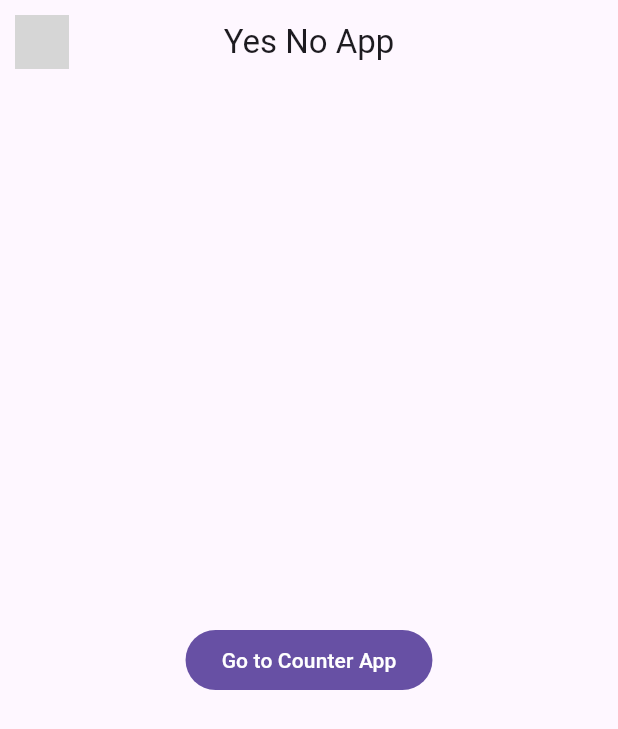
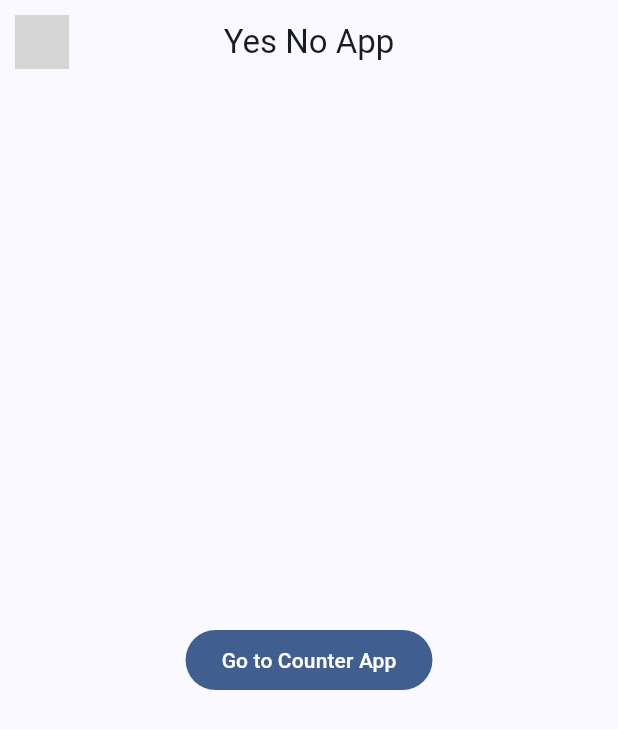
Before and after one commit to seroven/flutter_course, a Flutter app: the screen it shows after launch, after a tap on the "question answer" icon, on a phone screen of 412 x 824 dp. Shown: the top 729 px of the screen. Run offline on Flutter 3.47's test engine with Material 3 defaults, Android fonts, the phone set to English and light mode, and no system bars; network calls fail; grey boxes are pictures that could not be loaded.

```diff
--- a/lib/main.dart
+++ b/lib/main.dart
@@ -1,5 +1,8 @@
 import 'package:flutter/material.dart';
+import 'package:flutter_course/config/app_theme.dart';
+import 'package:flutter_course/routes/routes.dart';
 import 'package:flutter_course/screens/counter/counter_screen.dart';
+import 'package:flutter_course/screens/yes_no/yes_no_screen.dart';
 
 void main() {
   runApp(const MyApp());
@@ -12,12 +15,12 @@ class MyApp extends StatelessWidget {
   Widget build(BuildContext context) {
     return MaterialApp(
       debugShowCheckedModeBanner: false,
-      // initialRoute: Routes.counter,
-      // routes: {
-      //   Routes.counter: (context) => const CounterScreen(),
-      //   Routes.yesNo: (context) => const YesNoScreen()
-      // },
-      home: CounterScreen(),
+      theme: AppTheme().theme(),
+      initialRoute: Routes.counter,
+      routes: {
+        Routes.counter: (context) => const CounterScreen(),
+        Routes.yesNo: (context) => const YesNoScreen()
+      },
     );
   }
 }
--- a/lib/screens/counter/counter_screen.dart
+++ b/lib/screens/counter/counter_screen.dart
@@ -1,6 +1,6 @@
 import 'package:flutter/material.dart';
+import 'package:flutter_course/routes/routes.dart';
 import 'package:flutter_course/screens/counter/counter_screen_option.dart';
-import 'package:flutter_course/screens/yes_no/yes_no_screen.dart';
 
 class CounterScreen extends StatefulWidget {
   const CounterScreen({super.key});
@@ -66,12 +66,8 @@ class _CounterScreenState extends State<CounterScreen> {
           const SizedBox(height: 10), // Espacio de 10 píxeles
           CounterScreenOption(
             onPressed: () {
-              Navigator.push(
-                context,
-                MaterialPageRoute(
-                  builder: (context) => YesNoScreen(),
-                ),
-              );
+              // Usando la constante Routes para la navegación por ruta
+              Navigator.of(context).pushNamed(Routes.yesNo);
             },
             icon: Icons.question_answer,
           ),
--- a/lib/screens/yes_no/yes_no_screen.dart
+++ b/lib/screens/yes_no/yes_no_screen.dart
@@ -1,5 +1,5 @@
 import 'package:flutter/material.dart';
-import 'package:flutter_course/screens/counter/counter_screen.dart';
+import 'package:flutter_course/routes/routes.dart';
 import 'package:flutter_course/screens/yes_no/yes_no_app_bar.dart';
 
 class YesNoScreen extends StatelessWidget {
@@ -12,10 +12,7 @@ class YesNoScreen extends StatelessWidget {
       body: Center(
         child: FilledButton(
           onPressed: () {
-            Navigator.push(
-              context,
-              MaterialPageRoute(builder: (context) => CounterScreen()),
-            );
+            Navigator.of(context).pushNamed(Routes.counter);
           },
           child: Text('Go to Counter App'),
         ),
```
